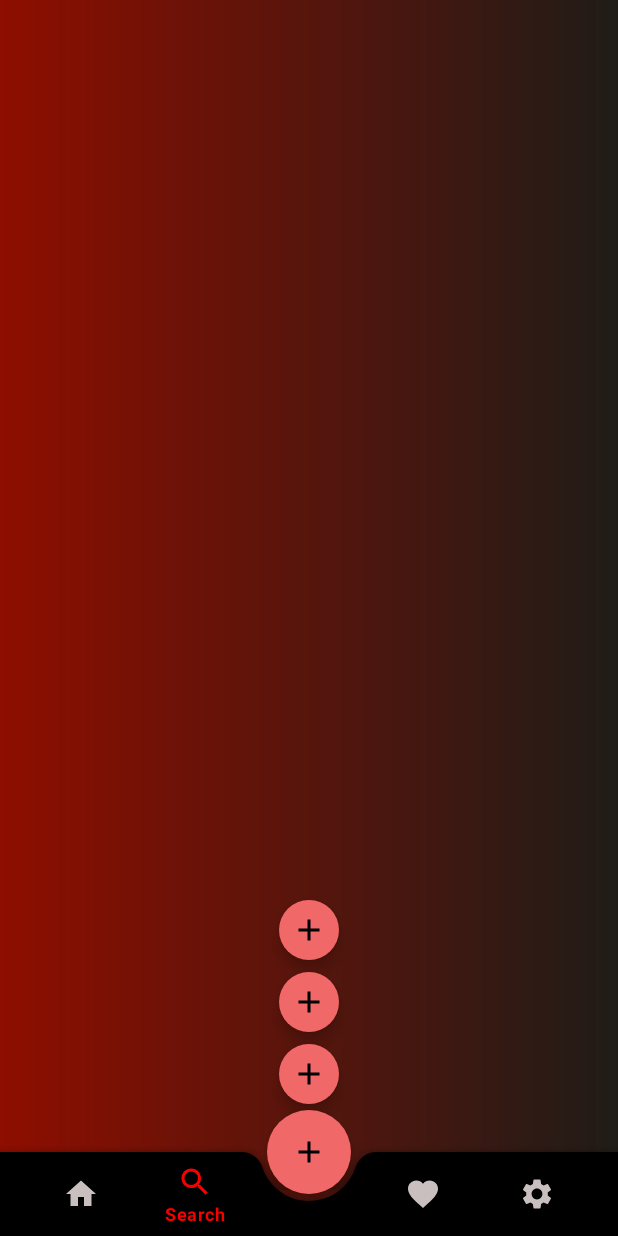
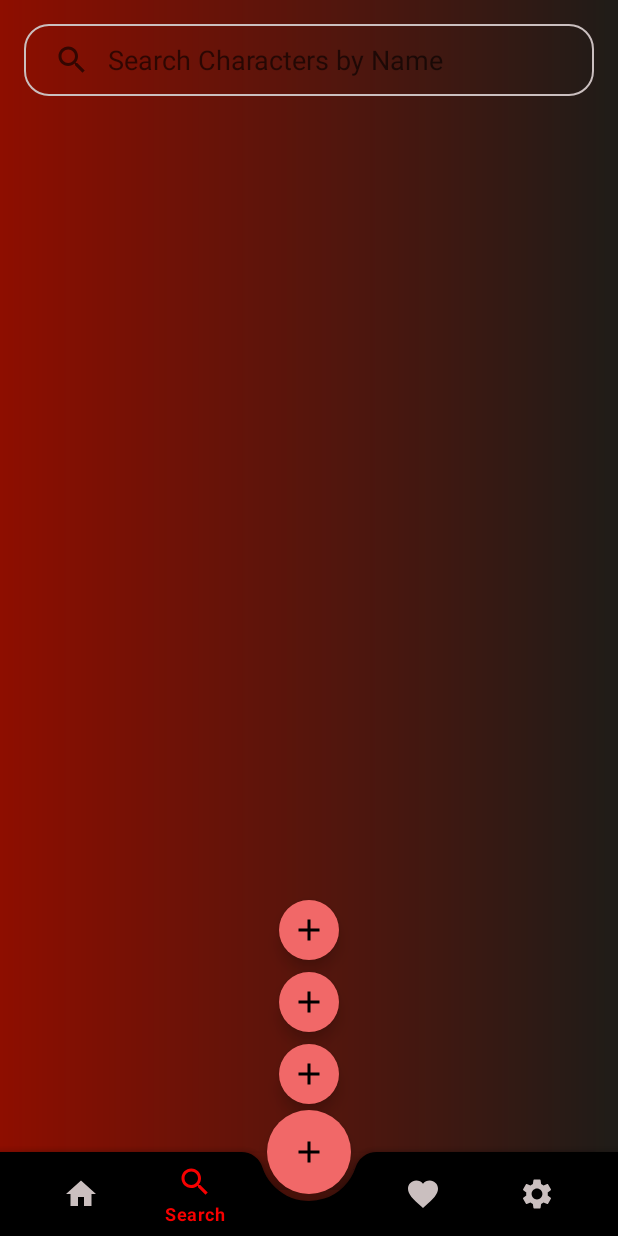
Before and after one commit to glitched-sudhanshu/JumpingMinds, an Android app: the SearchFragment screen opened through its navigation route, on a phone screen of 412 x 824 dp. Run offline under Robolectric (Android 15) with nearby library versions, the phone set to English and light mode, and no system bars; our stand-ins replace Dagger/Hilt's generated code, data binding, navigation-ui; libraries missing offline, so code that uses them is left out: com.smarteist.autoimageslider; pictures from the network do not load; Roboto replaces fonts that are not available here; 5 statements that could not run were skipped.

Commit message:
search api call complete

```diff
--- a/app/src/main/java/com/example/tmm/domain/repository/MarvelRepository.kt
+++ b/app/src/main/java/com/example/tmm/domain/repository/MarvelRepository.kt
@@ -7,11 +7,21 @@ interface MarvelRepository {
 
     suspend fun getAllCharacter(offset: Int): CharactersDTO
 
+    suspend fun getAllSearchCharacter(search: String): CharactersDTO
+
     suspend fun getAllCreator(offset: Int): CreatorsDTO
+
+    suspend fun getAllSearchCreator(search: String): CreatorsDTO
 
     suspend fun getAllComics(offset: Int): ComicsDTO
 
+    suspend fun getAllSearchComics(search: String): ComicsDTO
+
     suspend fun getAllEvents(offset: Int): EventsDTO
 
+    suspend fun getAllSearchEvents(search: String): EventsDTO
+
     suspend fun getAllSeries(offset: Int): SeriesDTO
+
+    suspend fun getAllSearchSeries(search: String): SeriesDTO
 }
--- a/app/src/main/java/com/example/tmm/views/fragments/HomeFragment.kt
+++ b/app/src/main/java/com/example/tmm/views/fragments/HomeFragment.kt
@@ -93,15 +93,15 @@ class HomeFragment : Fragment() {
                 viewModel.marvelCreatorsValue.collect{
                     when{
                         it.isLoading->{
-                            _binding!!.pBarCreators.visibility = View.VISIBLE
+//                            _binding!!.pBarCreators.visibility = View.VISIBLE
                         }
                         it.error.isNotBlank()->{
-                            _binding!!.pBarCreators.visibility = View.GONE
+//                            _binding!!.pBarCreators.visibility = View.GONE
                             flagForCreatorList = 0
                             Toast.makeText(requireContext(), it.error, Toast.LENGTH_SHORT).show()
                         }
                         it.creatorList.isNotEmpty()->{
-                            _binding!!.pBarCreators.visibility = View.GONE
+//                            _binding!!.pBarCreators.visibility = View.GONE
                             flagForCreatorList = 0
                             creatorListAdapter.setData(it.creatorList as ArrayList<Creator>)
                         }
@@ -139,15 +139,16 @@ class HomeFragment : Fragment() {
                 viewModel.marvelCharactersValue.collect{
                     when{
                         it.isLoading->{
-                            _binding!!.pBarCharacters.visibility = View.VISIBLE
+//                            _binding!!.pBarCharacters.visibility = View.VISIBLE
                         }
                         it.error.isNotBlank()->{
-                            _binding!!.pBarCharacters.visibility = View.GONE
+//                            _binding!!.pBarCharacters.visibility = View.GONE
                             flagForCharacterList = 0
                             Toast.makeText(requireContext(), it.error, Toast.LENGTH_SHORT).show()
                         }
                         it.characterList.isNotEmpty()->{
-                            _binding!!.pBarCharacters.visibility = View.GONE
+                            //TODO: upon searching it is crashing because of this
+//                            _binding!!.pBarCharacters.visibility = View.GONE
                             flagForCharacterList = 0
                             characterListAdapter.setData(it.characterList as ArrayList<Character>)
                         }
--- a/app/src/main/java/com/example/tmm/views/fragments/SearchFragment.kt
+++ b/app/src/main/java/com/example/tmm/views/fragments/SearchFragment.kt
@@ -1,17 +1,29 @@
 package com.example.tmm.views.fragments
 
 import android.os.Bundle
+import android.content.ContentValues.TAG
+import android.util.Log
 import android.view.LayoutInflater
 import android.view.View
 import android.view.ViewGroup
+import android.widget.SearchView
+import android.widget.Toast
 import androidx.fragment.app.Fragment
+import androidx.fragment.app.activityViewModels
 import com.example.tmm.databinding.FragmentSearchBinding
+import com.example.tmm.ui.viewmodels.MarvelListViewModel
 import dagger.hilt.android.AndroidEntryPoint
+import kotlinx.coroutines.CoroutineScope
+import kotlinx.coroutines.Dispatchers
+import kotlinx.coroutines.launch
 
 @AndroidEntryPoint
-class SearchFragment : Fragment() {
+class SearchFragment : Fragment(), SearchView.OnQueryTextListener {
 
     private var _binding: FragmentSearchBinding? = null
+    private lateinit var searchView: SearchView
+    private lateinit var searchTerm : String
+    private val viewModel : MarvelListViewModel by activityViewModels()
 
     override fun onCreateView(
         inflater: LayoutInflater,
@@ -22,8 +34,66 @@ class SearchFragment : Fragment() {
         return _binding!!.root
     }
 
+    override fun onViewCreated(view: View, savedInstanceState: Bundle?) {
+        super.onViewCreated(view, savedInstanceState)
+
+        searchView = _binding!!.searchView
+        getSearchResults()
+    }
+
+    private fun getSearchResults() {
+        searchView.isSubmitButtonEnabled = true
+        searchView.setOnQueryTextListener(this)
+    }
+
     override fun onDestroyView() {
         super.onDestroyView()
         _binding = null
     }
+
+    override fun onQueryTextSubmit(query: String?): Boolean {
+        if(query!=null){
+            searchTerm = query
+        }
+
+        if(searchTerm.isNotEmpty()){
+            search()
+        }
+        return true
+    }
+
+    private fun search() {
+        viewModel.getAllSearchedSeries(searchTerm)
+        CoroutineScope(Dispatchers.Main).launch {
+            viewModel.marvelSeriesValue.collect{
+                when{
+                    it.isLoading->{
+//                        _binding!!.pBarCharacters.visibility = View.VISIBLE
+                    }
+                    it.error.isNotBlank()->{
+//                        _binding!!.pBarCharacters.visibility = View.GONE
+                        Toast.makeText(requireContext(), it.error, Toast.LENGTH_SHORT).show()
+                    }
+                    it.seriesList.isNotEmpty()->{
+//                        _binding!!.pBarCharacters.visibility = View.GONE
+//                        characterListAdapter.setData(it.characterList as ArrayList<Character>)
+                        for(item in it.seriesList){
+                            Log.d(TAG, "search: ${item.title}")
+                        }
+                    }
+                }
+            }
+        }
+    }
+
+    override fun onQueryTextChange(newText: String?): Boolean {
+        if(newText!=null){
+            searchTerm = newText
+        }
+
+        if(searchTerm.isNotEmpty()){
+            search()
+        }
+        return true
+    }
 }
--- /dev/null
+++ b/app/src/main/res/drawable/search_view_bg.xml
@@ -0,0 +1,11 @@
+<?xml version="1.0" encoding="utf-8"?>
+<shape xmlns:android="http://schemas.android.com/apk/res/android">
+
+    <corners
+        android:radius="16dp"/>
+
+    <stroke
+        android:color="@color/offWhite"
+        android:width="1dp"/>
+
+</shape>
--- a/app/src/main/res/layout/fragment_search.xml
+++ b/app/src/main/res/layout/fragment_search.xml
@@ -12,21 +12,33 @@
         android:layout_height="match_parent"
         tools:context=".views.fragments.SearchFragment">
 
-        <androidx.recyclerview.widget.RecyclerView
-            android:id="@+id/dsaf"
+        <SearchView
+            android:id="@+id/searchView"
             android:layout_width="0dp"
-            android:layout_height="0dp"
-            app:layout_constraintBottom_toTopOf="@+id/guideline3"
+            android:layout_height="wrap_content"
+            android:layout_marginStart="16dp"
+            android:layout_marginTop="16dp"
+            android:layout_marginEnd="16dp"
+            android:queryHint="Search Characters by Name"
+            android:iconifiedByDefault="false"
+            android:background="@drawable/search_view_bg"
             app:layout_constraintEnd_toEndOf="parent"
             app:layout_constraintStart_toStartOf="parent"
             app:layout_constraintTop_toTopOf="parent"
-            android:orientation="horizontal" />
+            android:queryBackground="@android:color/transparent">
+        </SearchView>
 
-        <androidx.constraintlayout.widget.Guideline
-            android:id="@+id/guideline3"
-            android:layout_width="wrap_content"
-            android:layout_height="wrap_content"
-            android:orientation="horizontal"
-            app:layout_constraintGuide_percent="0.3" />
+        <androidx.recyclerview.widget.RecyclerView
+            android:id="@+id/recyclerView"
+            android:layout_width="match_parent"
+            android:layout_height="0dp"
+            android:layout_marginStart="16dp"
+            android:layout_marginTop="16dp"
+            android:layout_marginEnd="16dp"
+            android:layout_marginBottom="16dp"
+            app:layout_constraintBottom_toBottomOf="parent"
+            app:layout_constraintEnd_toEndOf="parent"
+            app:layout_constraintStart_toStartOf="parent"
+            app:layout_constraintTop_toBottomOf="@id/searchView" />
     </androidx.constraintlayout.widget.ConstraintLayout>
 </layout>
```
Also changed, not shown: app/src/main/java/com/example/tmm/data/data_source/MarvelApi.kt (+40 -0 lines), app/src/main/java/com/example/tmm/data/repository/MarvelRepositoryImpl.kt (+20 -0 lines), app/src/main/java/com/example/tmm/domain/use_cases/SearchCharacterUseCase.kt (added, +31 -0 lines), app/src/main/java/com/example/tmm/domain/use_cases/SearchComicUseCase.kt (added, +30 -0 lines), app/src/main/java/com/example/tmm/domain/use_cases/SearchCreatorUseCase.kt (added, +31 -0 lines), app/src/main/java/com/example/tmm/domain/use_cases/SearchEventUseCase.kt (added, +31 -0 lines), app/src/main/java/com/example/tmm/domain/use_cases/SearchSeriesUseCase.kt (added, +31 -0 lines), app/src/main/java/com/example/tmm/ui/viewmodels/MarvelListViewModel.kt (+97 -1 lines).
